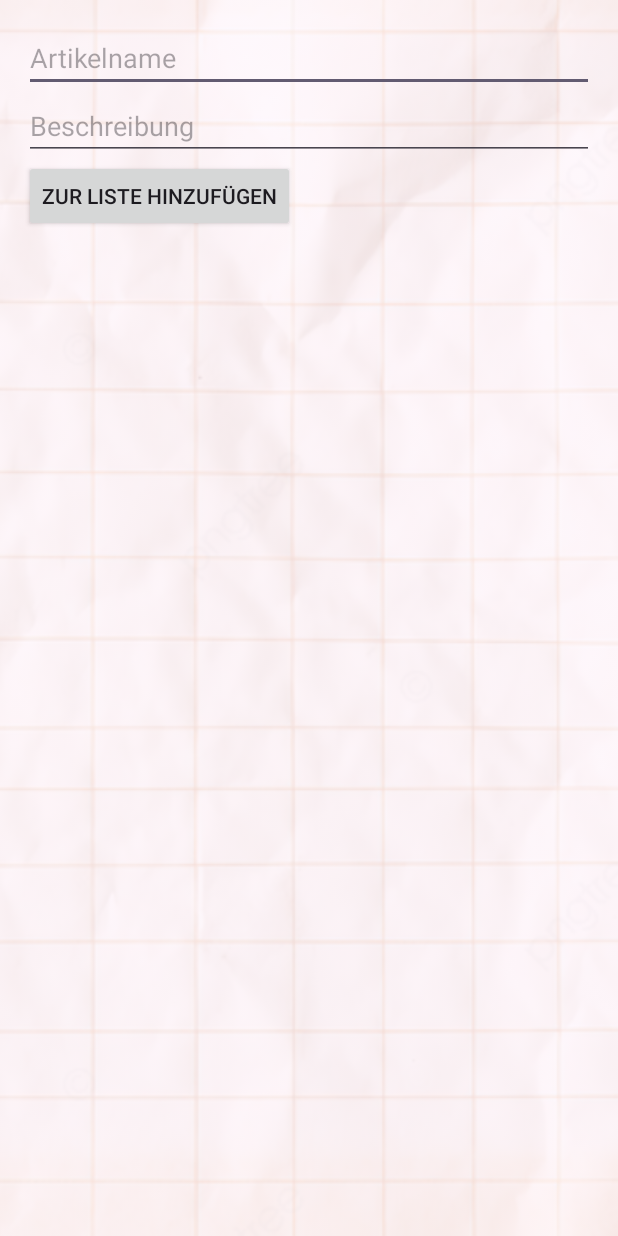
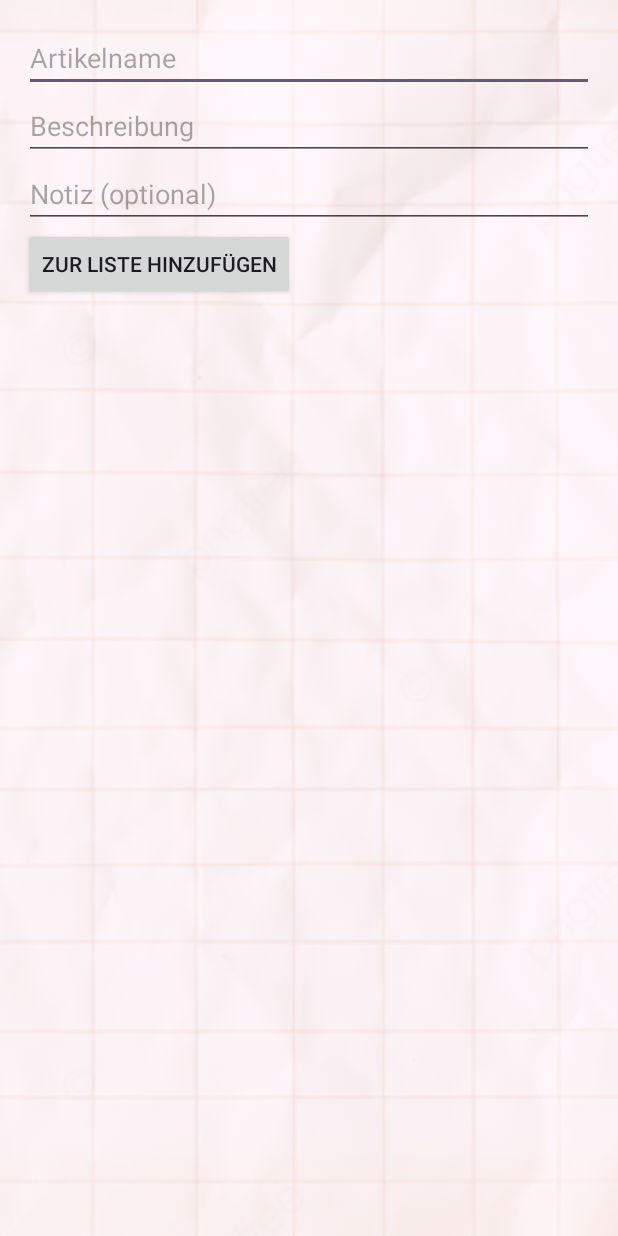
Before and after one commit to JasonBichsel/Shoppinglist, an Android app: the screen it shows after launch (MainActivity), on a phone screen of 412 x 824 dp. Run offline under Robolectric (Android 15) with nearby library versions, the phone set to English and light mode, and no system bars.

Commit message:
Notiz Update

```diff
--- a/app/src/main/res/layout/activity_main.xml
+++ b/app/src/main/res/layout/activity_main.xml
@@ -31,6 +31,12 @@
             android:layout_height="wrap_content"
             android:hint="Beschreibung" />
 
+        <EditText
+            android:id="@+id/editItemNote"
+            android:layout_width="match_parent"
+            android:layout_height="wrap_content"
+            android:hint="Notiz (optional)" />
+
         <Button
             android:id="@+id/buttonAdd"
             android:layout_width="wrap_content"
```
Also changed, not shown: app/src/main/java/ch/wiss/shopping_list/MainActivity.java (+19 -10 lines), app/src/main/res/layout/list_item.xml (+8 -0 lines).
